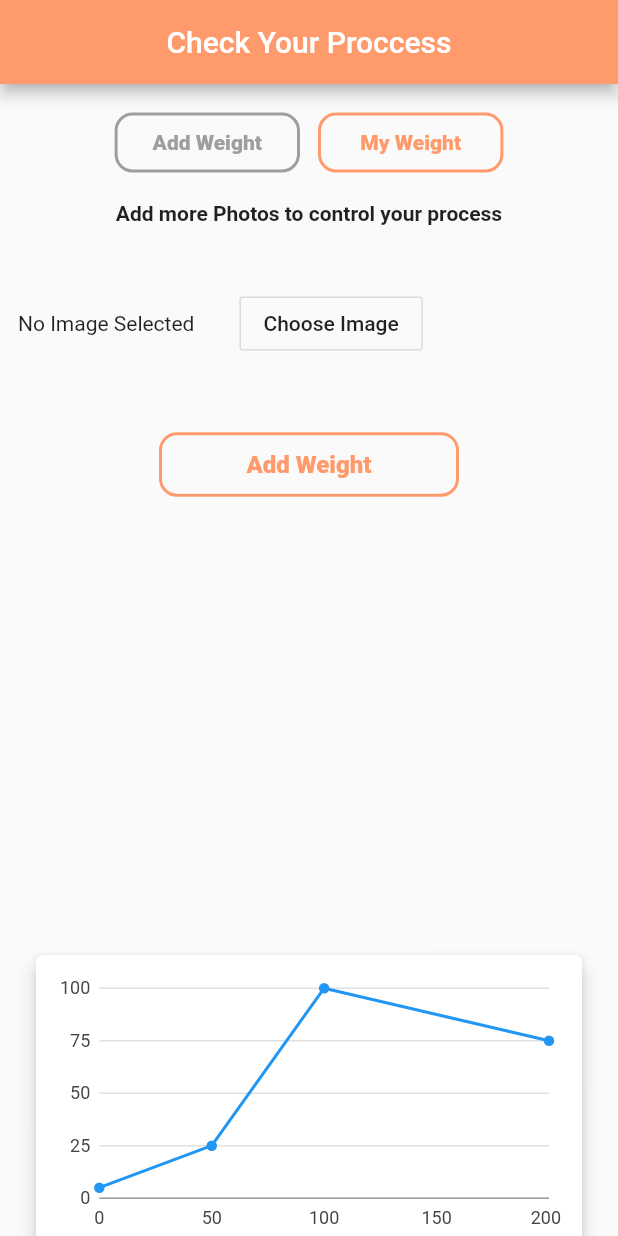
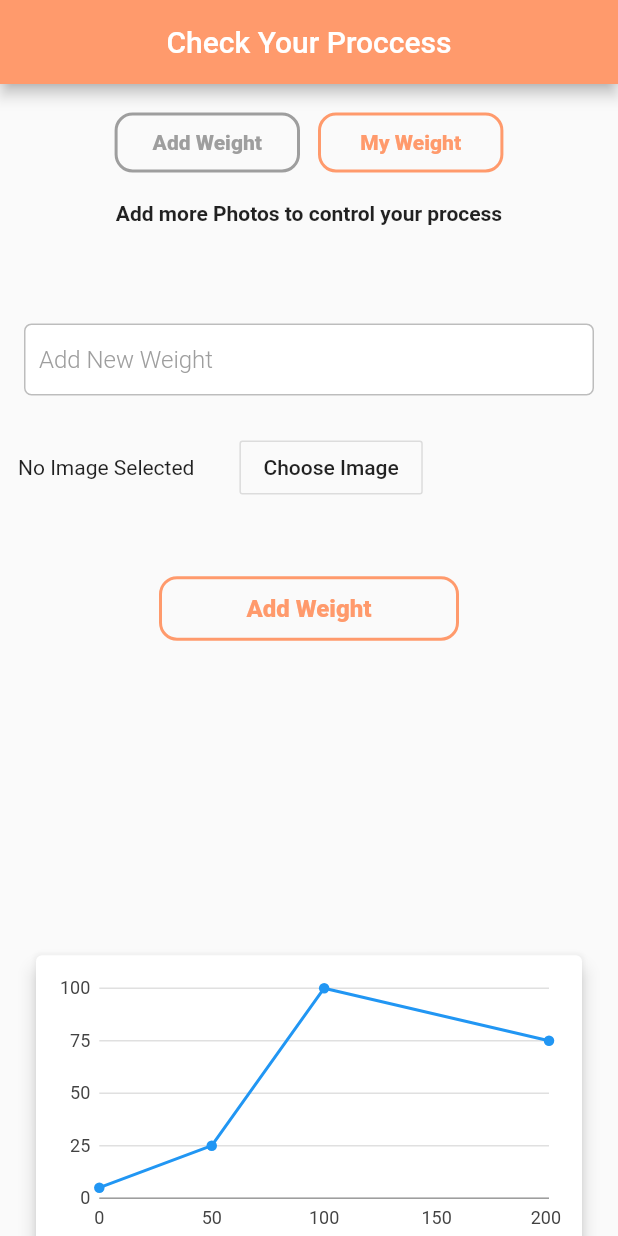
Before and after one commit to YasinGujjar/real_bodies, a Flutter app: the ShowWeight screen opened directly with empty values, after a tap on "Add Weight", on a phone screen of 412 x 824 dp. Run offline on Flutter 3.47's test engine with Material 2 defaults, Android fonts, the phone set to English and light mode, and no system bars; our stand-ins replace audioplayers, bubble_tab_indicator, carousel_slider, charts_flutter, flutter_swiper, image_picker and 5 more; accounts and stored records are empty; Roboto replaces fonts that are missing (OpenSans).

Commit message:
weight page working

```diff
--- a/lib/main.dart
+++ b/lib/main.dart
@@ -24,6 +24,7 @@ import 'package:real_bodies/realbodyui/exercise_library.dart';
 import 'package:real_bodies/realbodyui/food_exercise_diary.dart';
 
 import 'package:real_bodies/realbodyui/program.dart';
+import 'package:real_bodies/realbodyui/splashscreen.dart';
 
 
 
@@ -48,7 +49,7 @@ class MyApp extends StatelessWidget {
         primarySwatch: Colors.blue,
        // canvasColor: Colors.transparent,
       ),
-      home:  FitnessGoal(id:19),//MyHomePage(title: 'Demo'),
+      home:  splashscreen(),//MyHomePage(title: 'Demo'),
     );
   }
 }
--- a/lib/realbodyui/show_weight.dart
+++ b/lib/realbodyui/show_weight.dart
@@ -66,11 +66,15 @@ upload(filename);
  }
 
  upload(String filename){
-   print("uuuuuuuuuuuuuuuuuuuuuuuuuuu"+filename);
+   print("uuuuuuuuuuuuuuuuuuuuuuuuuuu"+filename+"kkkk"+_newweight.text);
 http.post(uploadEndPoint,body: {
+  "id":widget.id.toString(),
   "image": base64Image,
-  "name": filename
+  "name": filename,
+  "weight":_newweight.text,
+  "date": DateTime.now().toString()
 }).then((result){
+  print(result.body);
   setStatus(result.statusCode==200 ? result.body: errormsg);
 }).catchError((error){
   setStatus(error);
@@ -86,7 +90,8 @@ http.post(uploadEndPoint,body: {
        {
          tempFile=snapshot.data;
          base64Image=base64Encode(snapshot.data.readAsBytesSync());
-         return Flexible(
+         return Container(
+           height: 200,
            child: Image.file(snapshot.data,fit:BoxFit.fill,),
          );
        }
@@ -102,7 +107,7 @@ http.post(uploadEndPoint,body: {
    );
  }
 
- checkinfo() async
+ /* checkinfo() async
   {
    try
    {
@@ -122,7 +127,7 @@ print(imgList);
    {
      print("Exception on way $e");
    }
-  }
+  } */
   Widget _addweight()
   {return Container(
     //color: Colors.blue,
@@ -132,13 +137,13 @@ print(imgList);
       padding: const EdgeInsets.all(12.0),
       child: Column(
         children: <Widget>[
-         /*  SizedBox(
-            height: 40.0,
+          SizedBox(
+            height: 20.0,
           ),
-          _weightField, */
-         /*  SizedBox(
+          _weightField,
+          SizedBox(
             height: 20,
-          ), */
+          ),
           Row(
             children: <Widget>[
               showimage(),
@@ -207,14 +212,14 @@ print(imgList);
       hint: "Add New Weight",
       //validator: Validator.validateName,
     );
-     _imageField = new CustomTextField(
+    /*  _imageField = new CustomTextField(
       baseColor: Colors.grey,
        borderColor: Colors.grey[400],
       errorColor: Colors.red,
       controller: _newweight,
       hint: "Add Image",
       //validator: Validator.validateName,
-    );
+    ); */
 
   }
   @override
```
Also changed, not shown: lib/realbodyui/payment.dart (added, +14 -0 lines).
